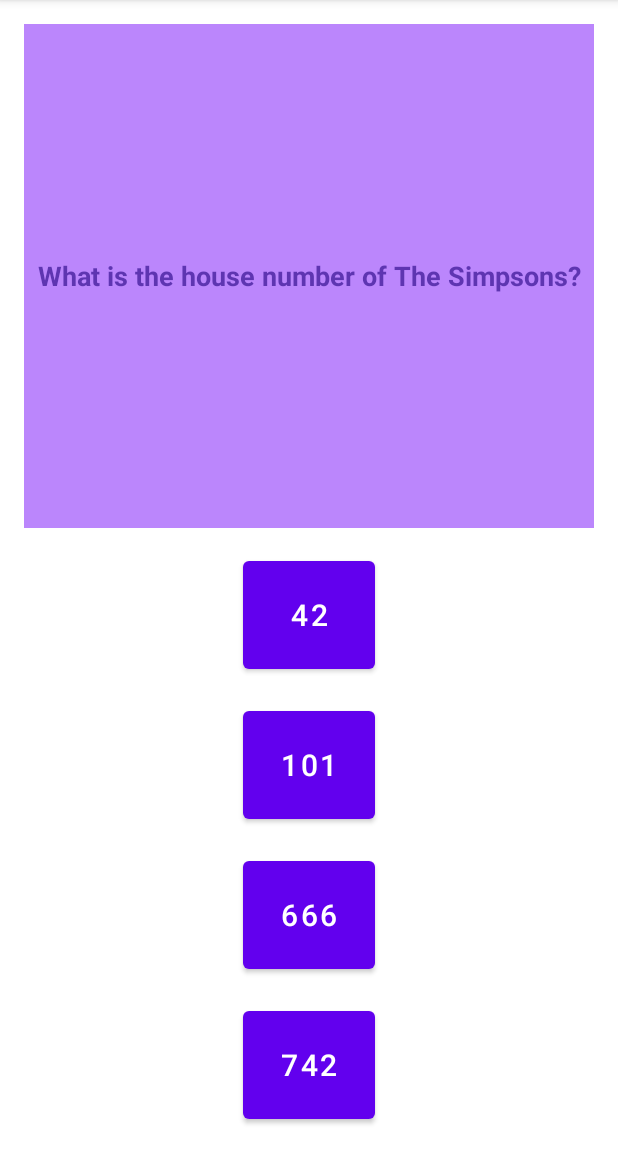
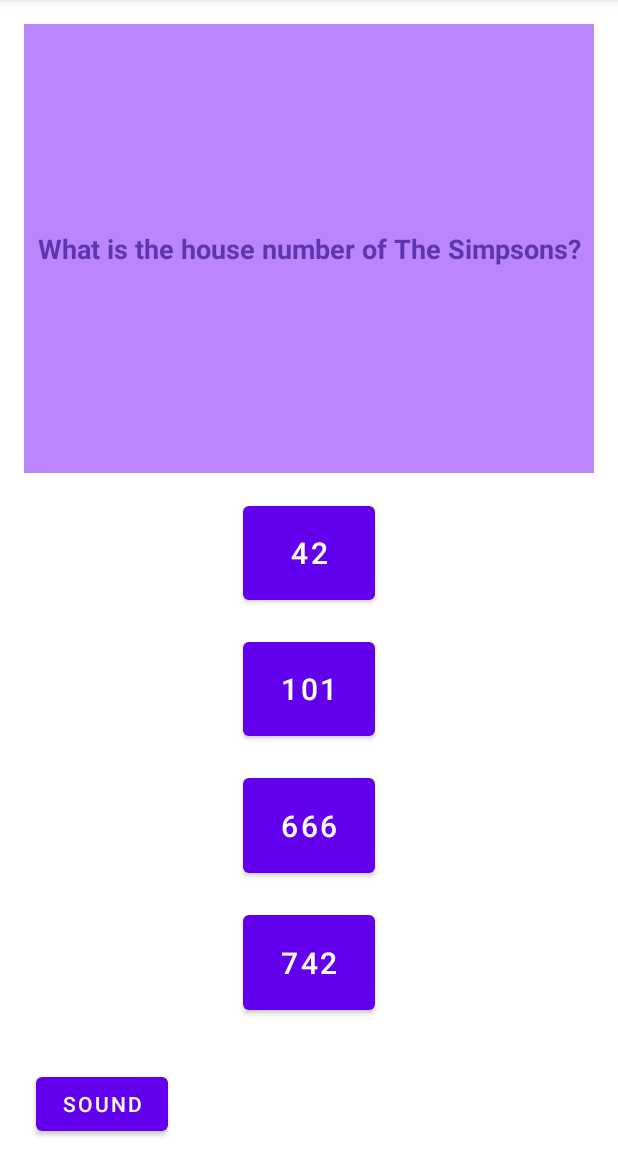
Before and after one commit to Laur1502/Projet_Android, an Android app: the GameActivity screen opened directly, with no data from a screen before it, after a tap on "STEVE WOZNIAK", on a phone screen of 412 x 824 dp, the part 84-1236 px from its top. Run offline under Robolectric (Android 15) with nearby library versions, the phone set to English and light mode, and no system bars; 1 statement that could not run was skipped.

Commit message:
sound + timer

```diff
--- a/app/src/main/java/com/example/tpocr/controller/GameActivity.java
+++ b/app/src/main/java/com/example/tpocr/controller/GameActivity.java
@@ -7,7 +7,10 @@
 
 import android.content.DialogInterface;
 import android.content.Intent;
+import android.content.res.ColorStateList;
+import android.media.MediaPlayer;
 import android.os.Bundle;
+import android.os.CountDownTimer;
 import android.os.Handler;
 import android.util.Log;
 import android.view.MotionEvent;
@@ -23,10 +26,12 @@
 import java.io.IOException;
 import java.io.Serializable;
 import java.util.Arrays;
+import java.util.Locale;
 
 public class GameActivity extends AppCompatActivity implements View.OnClickListener{
 
     private TextView mQuestionTextView;
+    private TextView mTimerTextView;
     private Button mGameButton1;
     private Button mGameButton2;
     private Button mGameButton3;
@@ -41,6 +46,15 @@
     public static final String BUNDLE_STATE_QUESTION = "BUNDLE_STATE_QUESTION";
     public static final String BUNDLE_QUESTION_BANK = "BUNDLE_QUESTION_BANK";
     //public static final String BUNDLE_STATE_QUESTION_CURRENT = "BUNDLE_STATE_QUESTION_CURRENT";
+
+    public static final long COUNTDOWN_IN_MILLIS = 30000;
+    //private ColorStateList textColorDefaultCd; //changement couleur countdown
+
+    private CountDownTimer countDownTimer;
+    private long timeLeftInMillis;
+
+    private MediaPlayer mediaPlayer;
+    private Button mSoundPlayButton;
 
     @Override
     public boolean dispatchTouchEvent(MotionEvent ev) {
@@ -62,7 +76,9 @@
         super.onCreate(savedInstanceState);
         setContentView(R.layout.activity_game);
 
+        this.mediaPlayer= MediaPlayer.create(getApplicationContext(),R.raw.sound_android);
         mQuestionTextView = findViewById(R.id.game_activity_textview_question);
+        //mTimerTextView = findViewById(R.id.game_activity_textview_cd);
         mGameButton1 = findViewById(R.id.game_activity_button_1);
         mGameButton2 = findViewById(R.id.game_activity_button_2);
         mGameButton3 = findViewById(R.id.game_activity_button_3);
@@ -73,7 +89,27 @@
         mGameButton3.setOnClickListener(this);
         mGameButton4.setOnClickListener(this);
 
+        this.mediaPlayer= MediaPlayer.create(getApplicationContext(),R.raw.sound_android);
+        mSoundPlayButton = findViewById(R.id.sound_button_play);
 
+        mSoundPlayButton.setOnClickListener(new View.OnClickListener() {
+            @Override
+            public void onClick(View view) {
+                if(mediaPlayer.isPlaying())
+                {
+                    pauseSound();
+                    //mSoundPlayButton.setBackgroundResource(R.drawable.play);
+                }
+
+                else
+                {
+                    playSound();
+                    //mSoundPlayButton.setBackgroundResource(R.drawable.pause);
+                }
+            }
+        });
+
+        //textColorDefaultCd = mTimerTextView.getTextColors();
 
         mEnableTouchEvents = true;
 
@@ -148,6 +184,8 @@
         mGameButton2.setText(question.getChoiceList().get(1));
         mGameButton3.setText(question.getChoiceList().get(2));
         mGameButton4.setText(question.getChoiceList().get(3));
+
+
     }
 
     @Override
@@ -177,6 +215,8 @@
         //désactive les boutons
         mEnableTouchEvents = false;
 
+
+
         new Handler().postDelayed(new Runnable() {
 
             @Override
@@ -190,6 +230,10 @@
                 if (mRemainingQuestionCount > 0) {
                     mCurrentQuestion = mQuestionBank.getNextQuestion();
                     displayQuestion(mCurrentQuestion);
+
+                    timeLeftInMillis = COUNTDOWN_IN_MILLIS;
+                    startCountDown();
+
                 } else {
                     endGame();
                 }
@@ -201,6 +245,35 @@
 
 
 
+
+    }
+
+    public void updateCountDownText(){
+        int minutes = (int) (timeLeftInMillis/1000)/60;
+        int seconds = (int) (timeLeftInMillis/1000) %60;
+
+        String timeFormatted = String.format(Locale.getDefault(), "%02d:%02d", minutes, seconds);
+
+        mTimerTextView.setText(timeFormatted);
+
+
+    }
+
+    private void startCountDown(){
+        countDownTimer = new CountDownTimer(timeLeftInMillis, 1000){
+            @Override
+            public void onTick(long millisUntilFinished) {
+                timeLeftInMillis = millisUntilFinished;
+                updateCountDownText();
+            }
+
+            @Override
+            public void onFinish() {
+                timeLeftInMillis =0;
+                updateCountDownText();
+
+            }
+        }.start();
     }
 
     private void endGame(){
@@ -220,4 +293,25 @@
                 .create()
                 .show();
     }
+
+    protected void onDestroy(){
+        super.onDestroy();
+        if(countDownTimer != null){
+            countDownTimer.cancel();
+        }
+    }
+
+    public void playSound() {
+
+        mediaPlayer.start();
+
+    }
+
+
+
+    public void pauseSound() {
+
+        mediaPlayer.stop();
+
+    }
 }
--- a/app/src/main/res/layout/activity_game.xml
+++ b/app/src/main/res/layout/activity_game.xml
@@ -6,6 +6,9 @@
     android:layout_height="match_parent"
     android:orientation="vertical"
     android:padding="8dp">
+
+
+
 
     <TextView
         android:id="@+id/game_activity_textview_question"
@@ -63,4 +66,26 @@
         android:padding="16dp"
         android:textSize="20sp"
         tools:text="Answer4" />
+
+    <TextView
+        android:id="@+id/game_activity_textview_cd"
+        android:layout_width="wrap_content"
+        android:layout_height="wrap_content"
+        android:layout_gravity="end"
+        android:background="@color/purple_200"
+        android:textColor="#5E35B1"
+        android:textSize="18sp"
+        android:textStyle="bold"
+        tools:text="3:00" />
+
+    <Button
+        android:id="@+id/sound_button_play"
+        android:layout_width="wrap_content"
+        android:layout_height="wrap_content"
+        android:layout_marginStart="16dp"
+        android:layout_marginEnd="16dp"
+        android:onClick="playSound"
+        android:text="@string/sound_play" />
+
+
 </LinearLayout>
--- a/app/src/main/res/layout/activity_main.xml
+++ b/app/src/main/res/layout/activity_main.xml
@@ -33,6 +33,7 @@
         android:text="@string/welcome_play_button"/>
 
     <Button
+        android:id="@+id/sound_button_play"
         android:layout_width="wrap_content"
         android:layout_height="wrap_content"
         android:layout_marginStart="16dp"
```
Also changed, not shown: app/src/main/java/com/example/tpocr/controller/MainActivity.java (+30 -2 lines).
